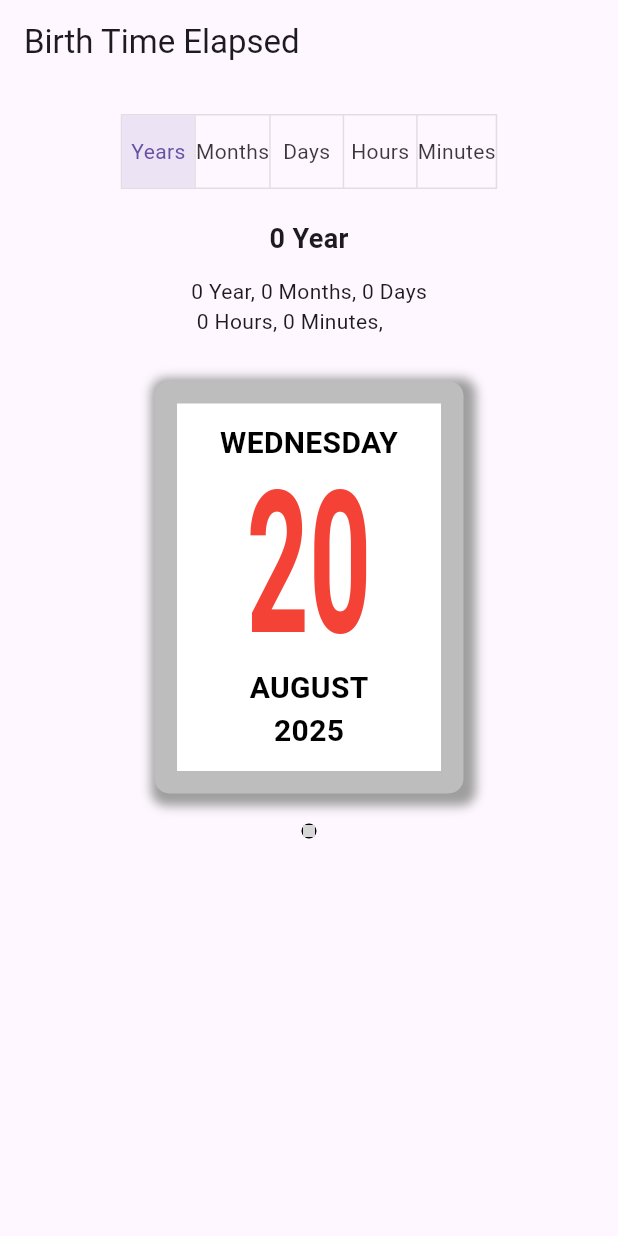
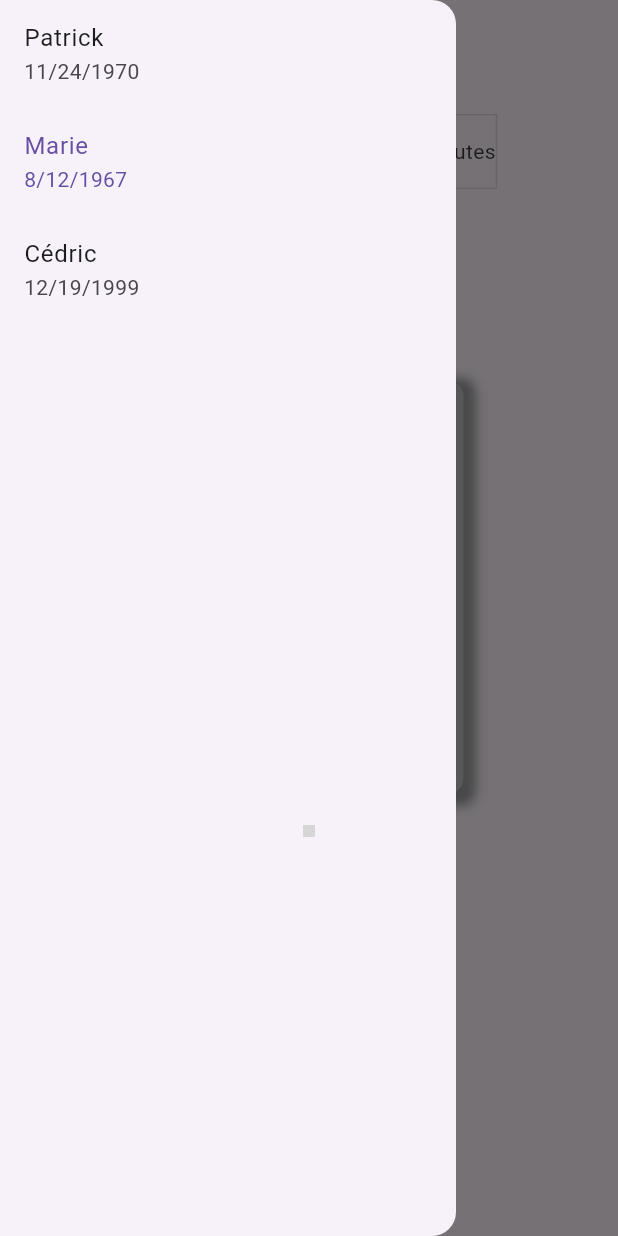
Before and after one commit to IxTAP/BirthTime, a Flutter app: the screen it shows after launch, with the side drawer open (before the commit the screen has no drawer), on a phone screen of 412 x 824 dp. Run offline on Flutter 3.47's test engine with Material 3 defaults, Android fonts, the phone set to English and light mode, and no system bars; missing offline and left inert: segment_display; generated files the repository leaves out were written again; grey boxes are pictures that could not be loaded.

Commit message:
Gestion des favoris

```diff
--- /dev/null
+++ b/assets/favorites.json
@@ -0,0 +1,32 @@
+[
+  {
+    "name": "Patrick",
+    "date": {
+      "year": 1970,
+      "month": 11,
+      "day": 24,
+      "hour": 8,
+      "minute": 45
+    }
+  },
+  {
+    "name": "Marie",
+    "date": {
+      "year": 1967,
+      "month": 8,
+      "day": 12,
+      "hour": 12,
+      "minute": 0
+    }
+  },{
+  "name": "Cédric",
+  "date": {
+    "year": 1999,
+    "month": 12,
+    "day": 19,
+    "hour": 13,
+    "minute": 27
+  }
+}
+
+]
--- a/lib/main.dart
+++ b/lib/main.dart
@@ -1,6 +1,8 @@
+import 'dart:convert';
+
+import 'package:birthtime/widgets/drawer.dart';
 import 'package:birthtime/widgets/tooglebuttons.dart';
 import 'package:flutter/material.dart';
-import 'package:flutter_localizations/flutter_localizations.dart';
 import 'package:flutter_gen/gen_l10n/app_localizations.dart';
 import 'widgets/calendar.dart';
 import 'package:provider/provider.dart';
@@ -48,12 +50,14 @@ class MyHomePage extends StatefulWidget {
 }
 
 class _MyHomePageState extends State<MyHomePage> {
+
   @override
   Widget build(BuildContext context) {
     return Scaffold(
       appBar: AppBar(
         title: Text(widget.title),
       ),
+      drawer: BTDrawer(key: UniqueKey()),
       body: SingleChildScrollView(
         child: Column(
           children: [
--- /dev/null
+++ b/lib/models/BDFavorite.dart
@@ -0,0 +1,37 @@
+class Favorite {
+  String name;
+  DateTime date;
+
+  Favorite(this.name, this.date);
+
+  factory Favorite.fromJson(dynamic json) {
+    return Favorite(
+        json['name'] as String,
+        DateTime(
+            json['date']['year'] as int,
+            json['date']['month'] as int,
+            json['date']['day'] as int,
+            json['date']['hour'] as int,
+            json['date']['minute'] as int
+        )
+    );
+  }
+
+
+  void addToFavorite(dynamic json) {
+    print("Favori ajouté");
+  }
+
+  @override
+  String toString() {
+    return '{ '
+        '"name": ${this.name}, '
+        '"date": {'
+        ' "year": ${this.date.year}, '
+        ' "month": ${this.date.month}, '
+        ' "day": ${this.date.day}, '
+        ' "hour": ${this.date.hour}, '
+        ' "minute": ${this.date.minute}, '
+    '}';
+  }
+}
--- a/lib/services/BirthDateService.dart
+++ b/lib/services/BirthDateService.dart
@@ -1,11 +1,7 @@
-//import 'package:flutter/cupertino.dart';
 import 'package:flutter/material.dart';
-import 'package:intl/intl.dart';
 import 'package:birthtime/services/constants.dart' as Constants;
 
 class BirthDateService extends ChangeNotifier {
-  final format = DateFormat("EEEE, MMMM d, yyyy 'at' h:mma");
-  NumberFormat numberFormat = NumberFormat.decimalPattern('fr');
 
   // Ajoute un zéro si nombre a 1 seul caractère.
   String format2chars(int number) {
@@ -14,10 +10,6 @@ class BirthDateService extends ChangeNotifier {
     }
 
     return number.toString();
-  }
-
-  String formatDecimal(int number) {
-    return numberFormat.format(number);
   }
 
   int getResponseForYear(Duration difference) {
@@ -65,6 +57,5 @@ class BirthDateService extends ChangeNotifier {
       'hours': diffHeures,
       'minutes': diffMinutes,
     };
-    //return '${diffAnnees.floor()} ans, ${diffMois.floor()} mois, ${difference.inDays} jours\n$diffHeures heures et $diffMinutes minutes';
   }
 }
--- a/lib/widgets/calendar.dart
+++ b/lib/widgets/calendar.dart
@@ -1,3 +1,4 @@
+import 'package:birthtime/models/BDFavorite.dart';
 import 'package:flutter/material.dart';
 import 'package:birthtime/services/BirthDateService.dart';
 import 'package:intl/intl.dart';
@@ -9,11 +10,18 @@ import 'package:provider/provider.dart';
 /// Display calendar and clock.
 /// Update date and time selected.
 ///
-class BirthCalendar extends StatelessWidget {
+class BirthCalendar extends StatefulWidget {
+  @override
+  State<BirthCalendar> createState() => _BirthCalendarState();
+}
+
+class _BirthCalendarState extends State<BirthCalendar> {
   final BirthDateService _service = BirthDateService();
 
   @override
   Widget build(BuildContext context) {
+    bool favorite = context.watch<BirthDateModel>().favorite.name != "";
+
     return
       Column(
       mainAxisAlignment: MainAxisAlignment.center,
@@ -133,6 +141,23 @@ class BirthCalendar extends StatelessWidget {
             ],
           ),
         ),
+        IconButton(
+        icon: Icon(
+            favorite
+              ? Icons.favorite
+              : Icons.favorite_border,
+            color: favorite ? Colors.red : null,
+          ),
+          onPressed: () {
+            //favorite = !favorite;
+            context.read<BirthDateModel>().addToFavorite(
+              new Favorite("coucou", DateTime(2020))
+            );
+          },
+        ),
+        favorite ? Text(context.watch<BirthDateModel>().favorite.name)
+            :
+            Text("")
       ],
     );
   }
--- /dev/null
+++ b/lib/widgets/drawer.dart
@@ -0,0 +1,75 @@
+import 'dart:convert';
+
+import 'package:birthtime/models/BDFavorite.dart';
+import 'package:flutter/material.dart';
+import 'package:flutter_gen/gen_l10n/app_localizations.dart';
+import 'package:birthtime/models/birthDateModel.dart';
+import 'package:birthtime/services/constants.dart' as Constants;
+import 'package:intl/intl.dart';
+import 'package:provider/provider.dart';
+import 'package:birthtime/models/BDFavorite.dart';
+
+class BTDrawer extends StatefulWidget {
+  const BTDrawer({required Key key}) : super(key: key);
+
+  @override
+  State<BTDrawer> createState() => _BTDrawerState();
+}
+
+class _BTDrawerState extends State<BTDrawer> {
+  int _selectedIndex = 1;
+  List<Favorite> favList = [];
+  bool _isInit = true;
+
+  Future<void> fetchFavorites(BuildContext context) async {
+    final jsonString = await DefaultAssetBundle.of(context).loadString('assets/favorites.json');
+    var stringToJson = jsonDecode(jsonString) as List;
+    favList = stringToJson.map((fav) => Favorite.fromJson(fav)).toList();
+    _isInit = false;
+    print(favList[0]);
+  }
+
+  void _onItemTapped(BuildContext context, Favorite favorite, int index) {
+    context.read<BirthDateModel>().favoriteChange(favorite);
+    setState(() {
+      _selectedIndex = index;
+    });
+  }
+
+  @override
+  Widget build(BuildContext context) {
+    return Drawer(
+      child: FutureBuilder(
+        future: _isInit ? fetchFavorites(context) : Future(() => null),
+        builder: (context, _) {
+          if(favList.isNotEmpty) {
+            return ListView.builder(
+              itemCount: favList.length,
+              itemBuilder: (BuildContext context, int index) {
+                Favorite fav = favList[index];
+                return ListTile(
+                  title: Text(fav.name),
+                  subtitle: Text(DateFormat.yMd(AppLocalizations.of(context)?.localeName).format(fav.date)),
+                  selected: _selectedIndex == index,
+                  //selectedTileColor: Colors.blue,
+                  //selectedColor: Colors.white,
+                  onTap: () {
+                    // Update the state of the app
+                    _onItemTapped(
+                        context,
+                        fav,
+                        index);
+                    // Then close the drawer
+                    Navigator.pop(context);
+                  },
+                );
+              }
+            );
+          }
+
+          return CircularProgressIndicator();
+        }
+      ),
+    );
+  }
+}
```
Also changed, not shown: lib/models/birthDateModel.dart (+23 -0 lines).
